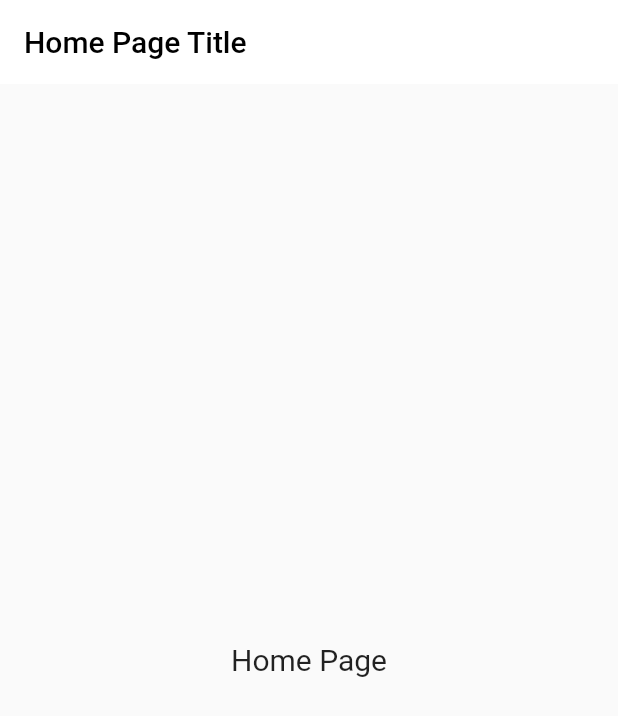
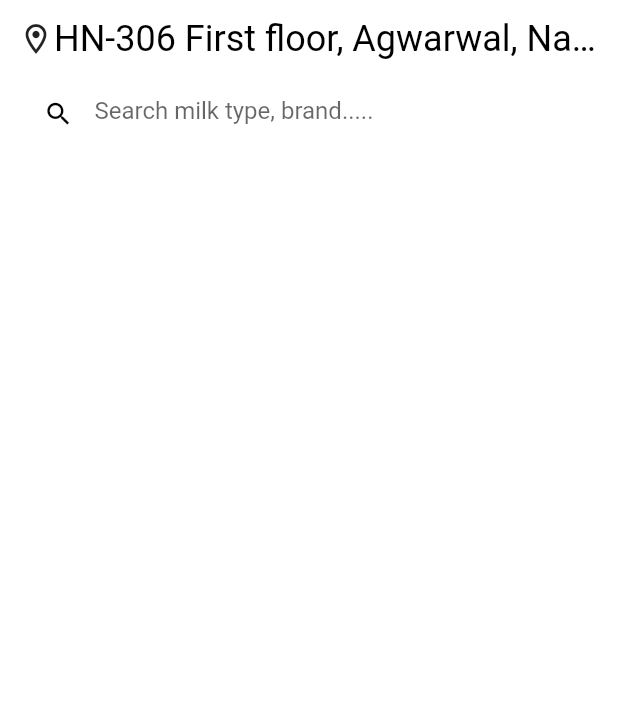
Before and after one commit to johnniembugua/milk_delivery_app, a Flutter app: the HomePage screen opened directly, on a phone screen of 412 x 824 dp. Shown: the top 716 px of the screen. Run offline on Flutter 3.47's test engine with Material 2 defaults, Android fonts, the phone set to English and light mode, and no system bars; our stand-ins replace get; statements that could not run were skipped.

Commit message:
homescreen creation

```diff
--- /dev/null
+++ b/lib/pages/Reusables/custom_text.dart
@@ -0,0 +1,27 @@
+import 'package:flutter/material.dart';
+
+class CustomText extends StatelessWidget {
+  final String? text;
+  final double? size;
+  final Color? color;
+  final int? maxlines;
+  final FontWeight? weight;
+
+  const CustomText(
+      {Key? key, this.maxlines, this.text, this.size, this.color, this.weight})
+      : super(key: key);
+
+  @override
+  Widget build(BuildContext context) {
+    return Text(
+      text!,
+      maxLines: maxlines!,
+      overflow: TextOverflow.ellipsis,
+      style: TextStyle(
+        fontSize: size ?? 16,
+        color: color ?? Colors.black,
+        fontWeight: weight ?? FontWeight.normal,
+      ),
+    );
+  }
+}
--- a/lib/pages/dashboard/dashboard.dart
+++ b/lib/pages/dashboard/dashboard.dart
@@ -65,7 +65,7 @@ class MyDashBoard extends StatelessWidget {
                     title: Text(
                       'Gold Points ',
                     ),
-                    activeColor: Colors.yellowAccent,
+                    activeColor: Colors.purpleAccent,
                     inactiveColor: _inactiveColor,
                     textAlign: TextAlign.center,
                   ),
--- a/lib/pages/home/home_page.dart
+++ b/lib/pages/home/home_page.dart
@@ -1,26 +1,63 @@
 import 'package:flutter/material.dart';
 import 'package:get/get.dart';
+import 'package:milk_delivery/pages/Reusables/custom_text.dart';
 import 'package:milk_delivery/pages/home/home_controller.dart';
 
 class HomePage extends GetView<HomePageController> {
   @override
   Widget build(BuildContext context) {
     return Scaffold(
-      appBar: AppBar(
-        title: Text(
-          controller.title,
-          style: TextStyle(color: Colors.black),
-        ),
-        elevation: 0,
-        backgroundColor: Colors.white,
-      ),
-      body: Container(
-        child: Center(
-          child: Text(
-            "Home Page",
-            style: TextStyle(fontSize: 20),
+      backgroundColor: Colors.white24,
+      // appBar: AppBar(
+      //   title: Text(
+      //     controller.title,
+      //     style: TextStyle(color: Colors.black),
+      //   ),
+      //   elevation: 0,
+      //   backgroundColor: Colors.white,
+      // ),
+      body: Column(
+        crossAxisAlignment: CrossAxisAlignment.start,
+        children: [
+          Container(
+            margin: const EdgeInsets.all(6.0),
+            padding: const EdgeInsets.all(6.0),
+            child: Row(
+              children: [
+                Icon(
+                  Icons.location_on_outlined,
+                  size: 24,
+                ),
+                Flexible(
+                  child: CustomText(
+                    text: 'HN-306 First floor, Agwarwal, Nairobi,Kenya',
+                    maxlines: 1,
+                    size: 24,
+                  ),
+                )
+              ],
+            ),
           ),
-        ),
+          Container(
+            decoration: BoxDecoration(
+              borderRadius: BorderRadius.circular(20),
+              color: Colors.white,
+            ),
+            margin: const EdgeInsets.only(left: 15, right: 15),
+            child: TextFormField(
+              keyboardType: TextInputType.text,
+              decoration: InputDecoration(
+                  border: InputBorder.none,
+                  enabledBorder: InputBorder.none,
+                  prefixIcon: Icon(
+                    Icons.search,
+                    size: 20,
+                    color: Colors.black,
+                  ),
+                  hintText: 'Search milk type, brand.....'),
+            ),
+          )
+        ],
       ),
     );
   }
```
